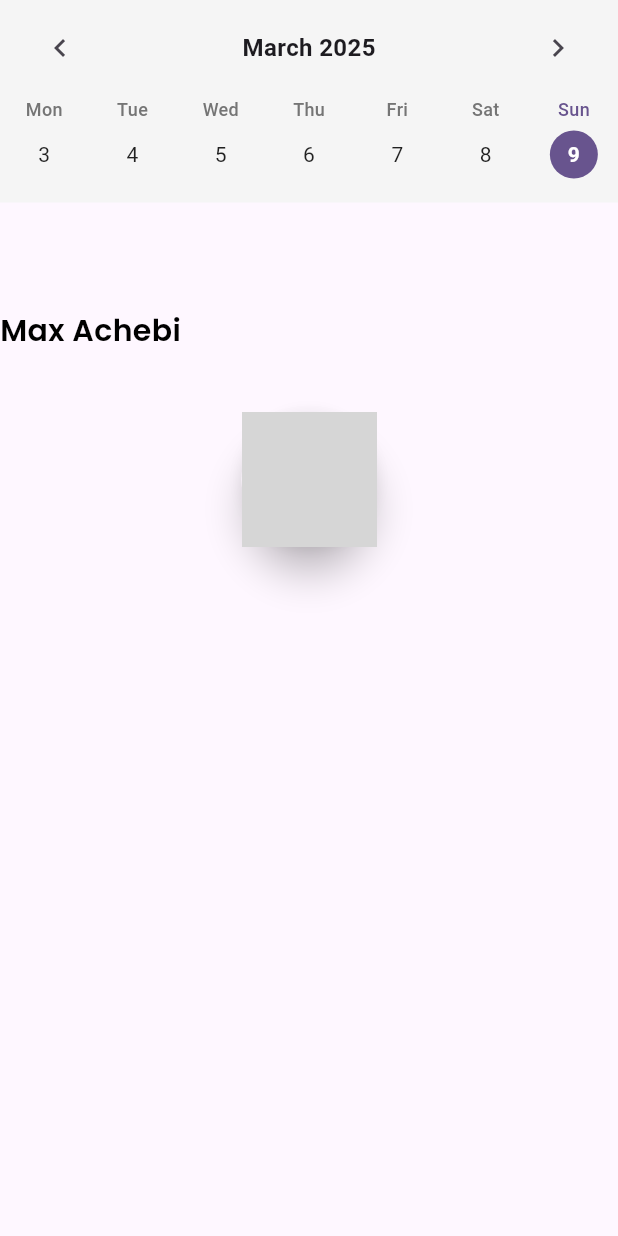
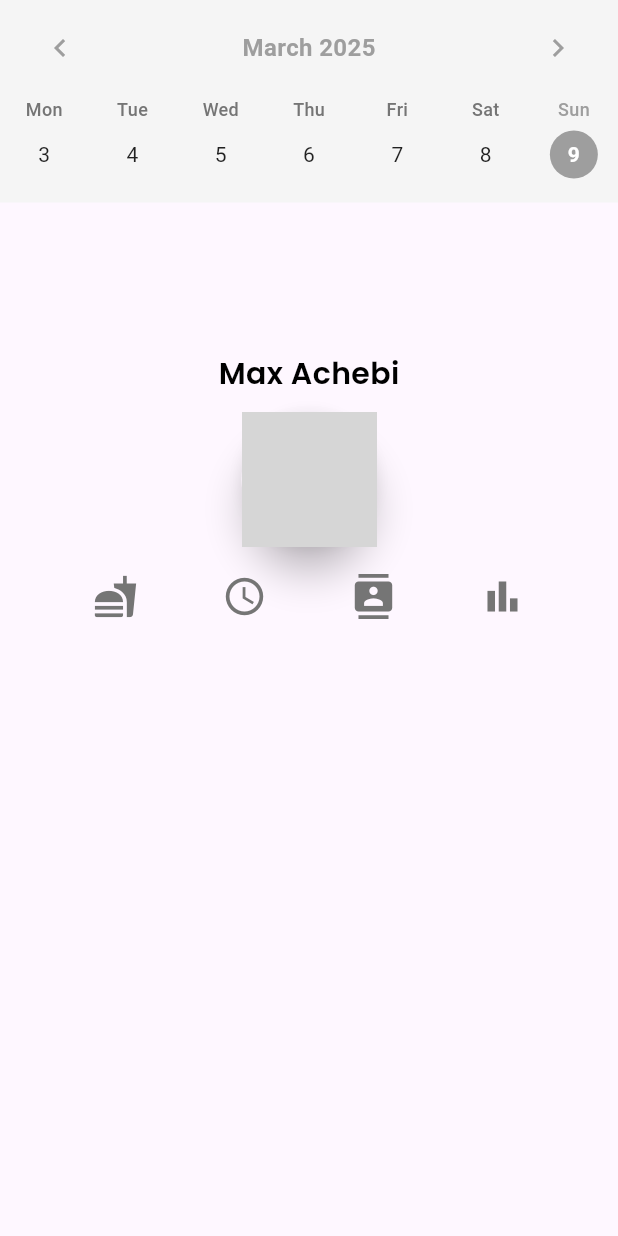
Before and after one commit to Clutch-254/TiziappP2, a Flutter app: the Profile screen opened directly, on a phone screen of 412 x 824 dp. Run offline on Flutter 3.47's test engine with Material 3 defaults, Android fonts, the light colour scheme and no system bars; our stand-ins replace cloud_firestore, curved_navigation_bar, firebase_auth, firebase_core, firebase_storage, image_picker and 1 more; accounts and stored records are empty; grey boxes are pictures that could not be loaded.

Commit message:
added icons to the profile page

```diff
--- a/lib/presentation/pages/profile.dart
+++ b/lib/presentation/pages/profile.dart
@@ -19,6 +19,7 @@ class _ProfileState extends State<Profile> {
   late DateTime _selectedDate;
   late List<DateTime> _weekDays;
   late PageController _pageController;
+  int _selectedIconIndex = -1; // Track the selected icon index
 
   @override
   void initState() {
@@ -78,12 +79,12 @@ class _ProfileState extends State<Profile> {
                     ),
                   ),
                 ),
-                Padding(
+                // Add "Max Achebi" above the image
+                Center(
+                  child: Padding(
                     padding: EdgeInsets.only(
-                      top: MediaQuery.of(context).size.height / 4),
-                  child: Row(
-                    children: [
-                      Text(
+                        top: MediaQuery.of(context).size.height / 3 - 40),
+                    child: Text(
                       "Max Achebi",
                       style: TextStyle(
                         color: Colors.black,
@@ -92,7 +93,25 @@ class _ProfileState extends State<Profile> {
                         fontFamily: 'Poppins',
                       ),
                     ),
+                  ),
+                ),
+                // Add four icons beneath the image
+                Center(
+                  child: Padding(
+                    padding: EdgeInsets.only(
+                        top: MediaQuery.of(context).size.height / 3 + 100),
+                    child: Row(
+                      mainAxisAlignment: MainAxisAlignment.center,
+                      children: [
+                        _buildIconButton(0, Icons.fastfood), // Food icon
+                        SizedBox(width: 40), // Increased space between icons
+                        _buildIconButton(1, Icons.access_time), // Clock/watch icon
+                        SizedBox(width: 40), // Increased space between icons
+                        _buildIconButton(2, Icons.contacts), // Phonebook icon
+                        SizedBox(width: 40), // Increased space between icons
+                        _buildIconButton(3, Icons.bar_chart), // Bar graph icon
                       ],
+                    ),
                   ),
                 ),
                 Container(
@@ -108,7 +127,7 @@ class _ProfileState extends State<Profile> {
                           mainAxisAlignment: MainAxisAlignment.spaceBetween,
                           children: [
                             IconButton(
-                              icon: Icon(Icons.chevron_left),
+                              icon: Icon(Icons.chevron_left, color: Colors.grey),
                               onPressed: () => _navigateToWeek(-1),
                               padding: EdgeInsets.zero,
                               constraints: BoxConstraints(),
@@ -118,10 +137,11 @@ class _ProfileState extends State<Profile> {
                               style: TextStyle(
                                 fontSize: 16,
                                 fontWeight: FontWeight.bold,
+                                color: Colors.grey, // Grey color for calendar text
                               ),
                             ),
                             IconButton(
-                              icon: Icon(Icons.chevron_right),
+                              icon: Icon(Icons.chevron_right, color: Colors.grey),
                               onPressed: () => _navigateToWeek(1),
                               padding: EdgeInsets.zero,
                               constraints: BoxConstraints(),
@@ -158,7 +178,7 @@ class _ProfileState extends State<Profile> {
                                       fontSize: 12,
                                       fontWeight: FontWeight.w500,
                                       color: isSelected
-                                          ? Theme.of(context).primaryColor
+                                          ? Colors.grey // Grey color for selected day
                                           : Colors.grey[600],
                                     ),
                                   ),
@@ -170,11 +190,9 @@ class _ProfileState extends State<Profile> {
                                     decoration: BoxDecoration(
                                       shape: BoxShape.circle,
                                       color: isSelected
-                                          ? Theme.of(context).primaryColor
+                                          ? Colors.grey // Grey color for selected day
                                           : isToday
-                                              ? Theme.of(context)
-                                                  .primaryColor
-                                                  .withOpacity(0.1)
+                                              ? Colors.grey.withOpacity(0.1)
                                               : Colors.transparent,
                                     ),
                                     child: Center(
@@ -188,8 +206,7 @@ class _ProfileState extends State<Profile> {
                                           color: isSelected
                                               ? Colors.white
                                               : isToday
-                                                  ? Theme.of(context)
-                                                      .primaryColor
+                                                  ? Colors.grey
                                                   : Colors.black87,
                                         ),
                                       ),
@@ -212,6 +229,32 @@ class _ProfileState extends State<Profile> {
     );
   }
 
+  // Helper method to build an icon button
+  Widget _buildIconButton(int index, IconData icon) {
+    return GestureDetector(
+      onTap: () {
+        setState(() {
+          _selectedIconIndex = index; // Update the selected icon index
+        });
+      },
+      child: Container(
+        padding: EdgeInsets.all(8),
+        decoration: BoxDecoration(
+          color: _selectedIconIndex == index ? Colors.white : Colors.transparent,
+          shape: BoxShape.circle,
+          border: _selectedIconIndex == index
+              ? Border.all(color: Colors.grey, width: 2)
+              : null,
+        ),
+        child: Icon(
+          icon,
+          size: 30,
+          color: _selectedIconIndex == index ? Colors.grey : Colors.grey[600],
+        ),
+      ),
+    );
+  }
+
   bool _isToday(DateTime date) {
     final now = DateTime.now();
     return date.year == now.year &&
@@ -226,7 +269,7 @@ class _ProfileState extends State<Profile> {
   }
 }
 
-// Example of how to use the WeeklyCalendar widget in an app
+// Example of how to use the Profile widget in an app
 class CalendarExample extends StatelessWidget {
   @override
   Widget build(BuildContext context) {
@@ -242,12 +285,11 @@ class CalendarExample extends StatelessWidget {
                 // Handle date selection here
               },
             ),
-
-            // other utilities
+            // Other utilities
             Expanded(
               child: Center(
                 child: Text(
-                    '3 icons: nutritionl follow up, work out routines with or without trainer and pictures and progress'),
+                    '4 icons: nutrition follow-up, workout routines with or without trainer, pictures and progress, and analytics'),
               ),
             ),
           ],
```
Also changed, not shown: pubspec.yaml (line endings or trailing spaces), 1 other file. Lines whose indentation alone changed are shown as unchanged.
